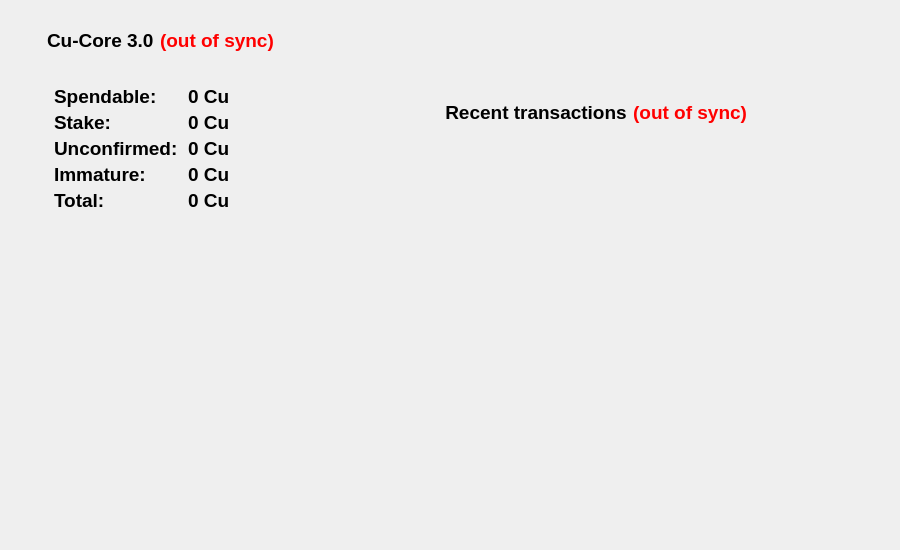
This is src/qt/forms/overviewpage.ui in nerdlabs-dev/Coppercoin-Cu as Qt 5 draws it before an edit. The edited form follows.
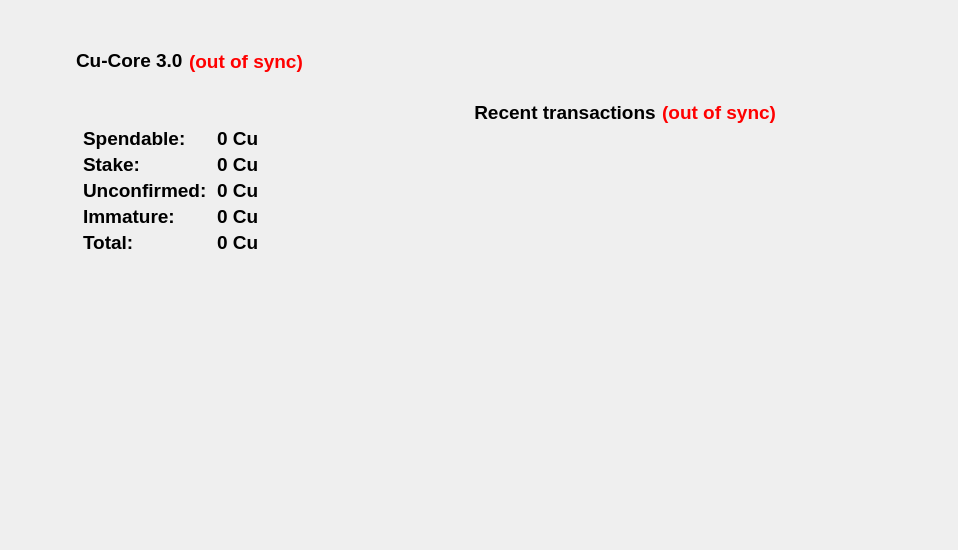
This is the edited form. Icons and pictures are not drawn.

What changed in the file:
```diff
--- a/src/qt/forms/overviewpage.ui
+++ b/src/qt/forms/overviewpage.ui
@@ -2,6 +2,14 @@
 <ui version="4.0">
  <class>OverviewPage</class>
  <widget class="QWidget" name="OverviewPage">
+  <property name="geometry">
+   <rect>
+    <x>0</x>
+    <y>0</y>
+    <width>958</width>
+    <height>550</height>
+   </rect>
+  </property>
   <property name="minimumSize">
    <size>
     <width>900</width>
@@ -2475,12 +2483,6 @@
          </item>
          <item row="0" column="0">
           <widget class="QFrame" name="frame_12">
-           <property name="maximumSize">
-            <size>
-             <width>16777215</width>
-             <height>40</height>
-            </size>
-           </property>
            <property name="frameShape">
             <enum>QFrame::NoFrame</enum>
            </property>
```
